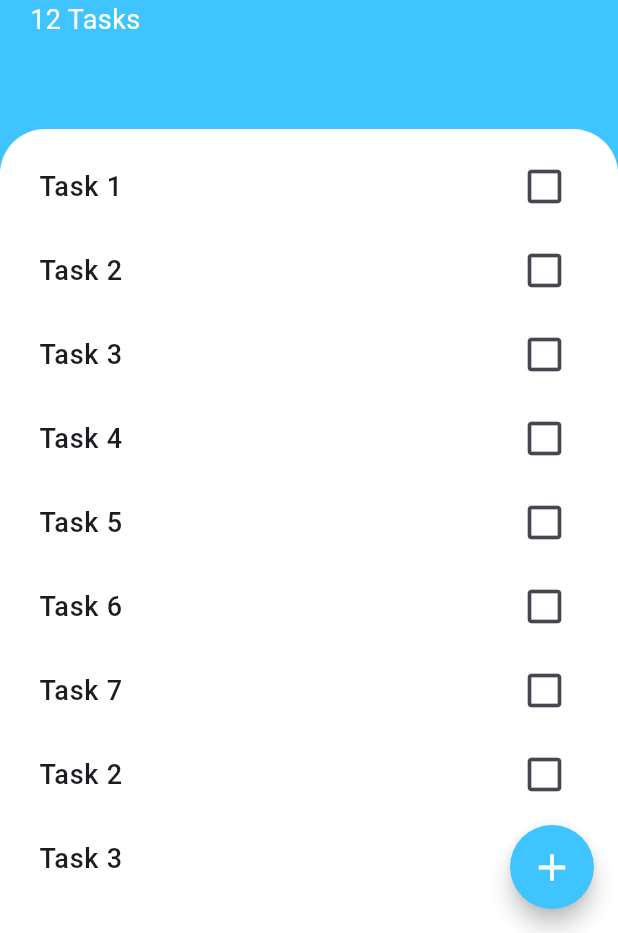
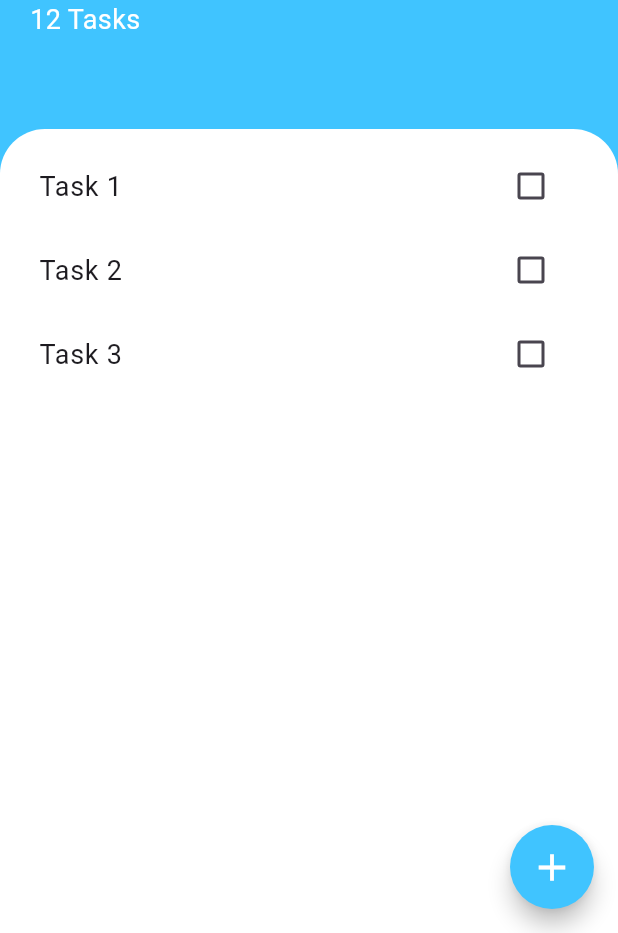
Before and after one commit to Bett-dev/Taskly, a Flutter app: the screen it shows after launch, on a phone screen of 412 x 824 dp, the part 303-1236 px from its top. Run offline on Flutter 3.47's test engine with Material 3 defaults, Android fonts, the phone set to English and light mode, and no system bars.

Commit message:
task checked

```diff
--- a/lib/task_screen.dart
+++ b/lib/task_screen.dart
@@ -62,33 +62,6 @@ class TaskScreen extends StatelessWidget {
                     ),
                     TaskList(
                       text: 'Task 3',
-                    ),
-                    TaskList(
-                      text: 'Task 4',
-                    ),
-                    TaskList(
-                      text: 'Task 5',
-                    ),
-                    TaskList(
-                      text: 'Task 6',
-                    ),
-                    TaskList(
-                      text: 'Task 7',
-                    ),
-                    TaskList(
-                      text: 'Task 2',
-                    ),
-                    TaskList(
-                      text: 'Task 3',
-                    ),
-                    TaskList(
-                      text: 'Task 4',
-                    ),
-                    TaskList(
-                      text: 'Task 5',
-                    ),
-                    TaskList(
-                      text: 'Task 12',
                     ),
                   ]),
                 ),
@@ -169,17 +142,38 @@ class TaskList extends StatelessWidget {
   const TaskList({super.key, required this.text});
   final String text;
 
+  get onChanged => null;
+
   @override
   Widget build(BuildContext context) {
     return ListTile(
-      title: Text(
-        text,
-        style: TextStyle(fontSize: 18, fontWeight: FontWeight.w500),
-      ),
-      trailing: Icon(
-        Icons.check_box_outline_blank,
-        size: 30,
-      ),
-    );
+        title: Text(
+          text,
+          style: TextStyle(fontSize: 18, fontWeight: FontWeight.w400),
+        ),
+        trailing: CheckBox());
   }
 }
+
+class CheckBox extends StatefulWidget {
+  const CheckBox({super.key});
+
+  @override
+  State<CheckBox> createState() => _CheckBoxState();
+}
+
+class _CheckBoxState extends State<CheckBox> {
+  bool isChecked = false;
+
+  @override
+  Widget build(BuildContext context) {
+    return Checkbox(
+        activeColor: Colors.lightBlueAccent,
+        value: isChecked,
+        onChanged: (newValue) {
+          setState(() {
+            isChecked = newValue!;
+          });
+        });
+  }
+}
```
